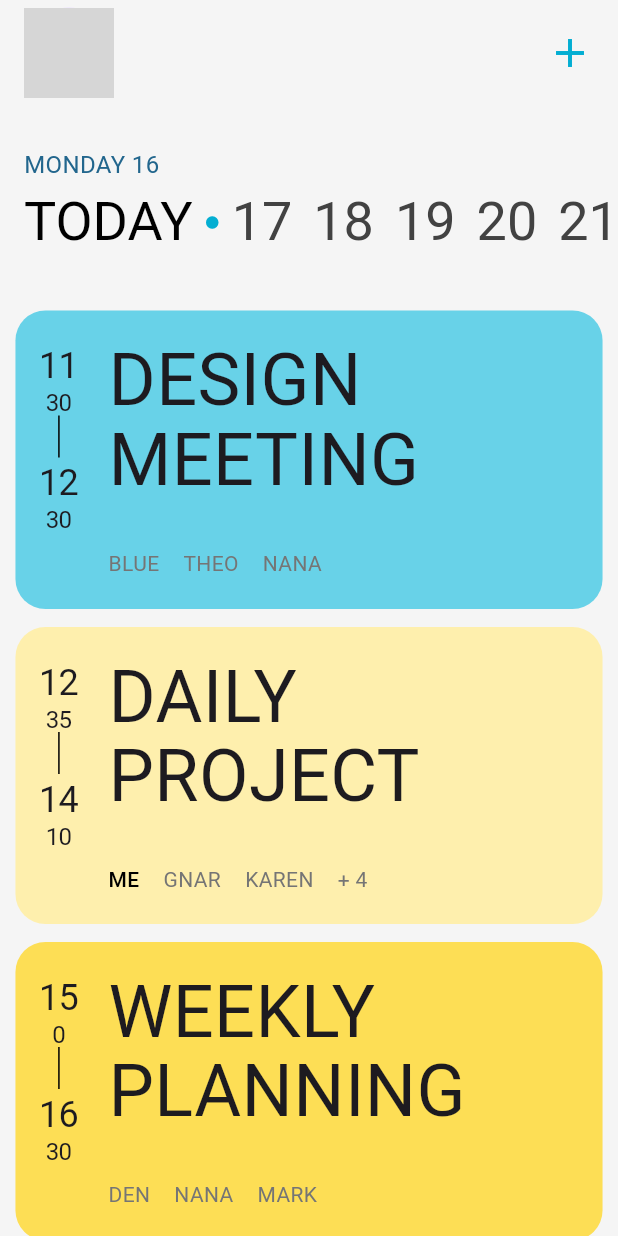
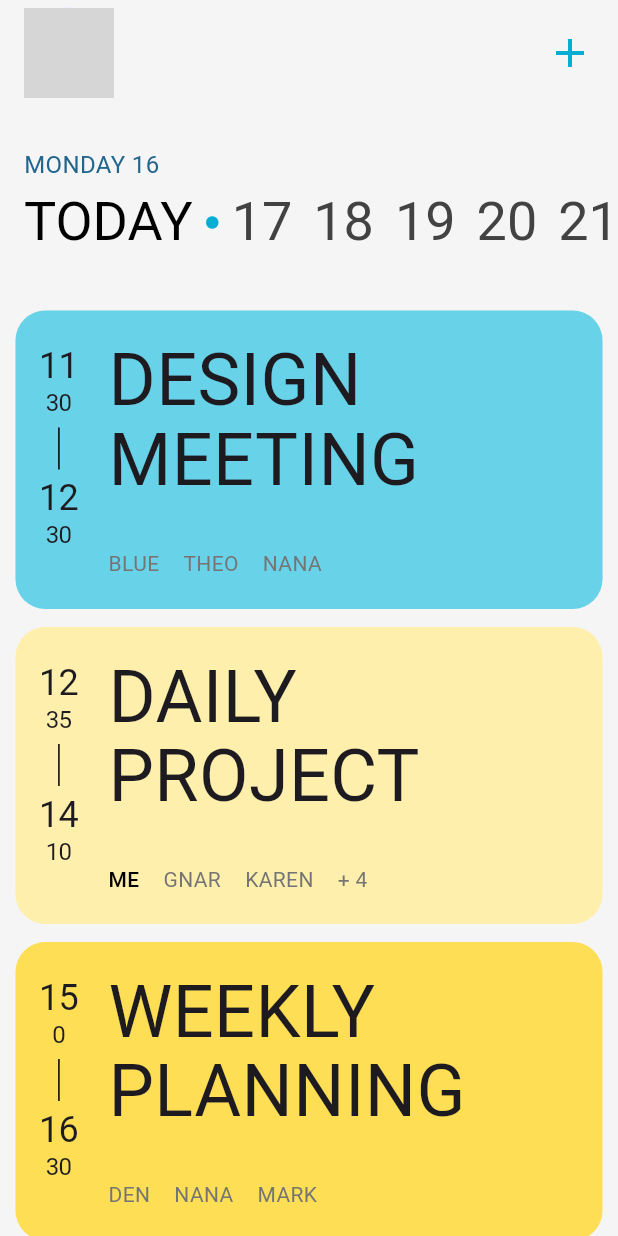
Before and after one commit to hnaa0/flutter_challenge, a Flutter app: the screen it shows after launch, on a phone screen of 412 x 824 dp. Run offline on Flutter 3.47's test engine with Material 3 defaults, Android fonts, the phone set to English and light mode, and no system bars; network calls fail; grey boxes are pictures that could not be loaded.

Commit message:
edit line gap

```diff
--- a/assignment_7/lib/widgets/schedule_card.dart
+++ b/assignment_7/lib/widgets/schedule_card.dart
@@ -1,4 +1,5 @@
 import 'package:flutter/material.dart';
+import 'package:flutter/widgets.dart';
 
 class ScheduleCard extends StatelessWidget {
   final List<String> attend;
@@ -52,10 +53,16 @@ class ScheduleCard extends StatelessWidget {
                     letterSpacing: -0.5,
                   ),
                 ),
-                Container(
-                  height: 28,
-                  width: 1,
-                  color: Colors.black,
+                Padding(
+                  padding: const EdgeInsets.only(
+                    top: 8,
+                    bottom: 2,
+                  ),
+                  child: Container(
+                    height: 28,
+                    width: 1,
+                    color: Colors.black,
+                  ),
                 ),
                 Text(
                   endTime.hour.toString(),
```
